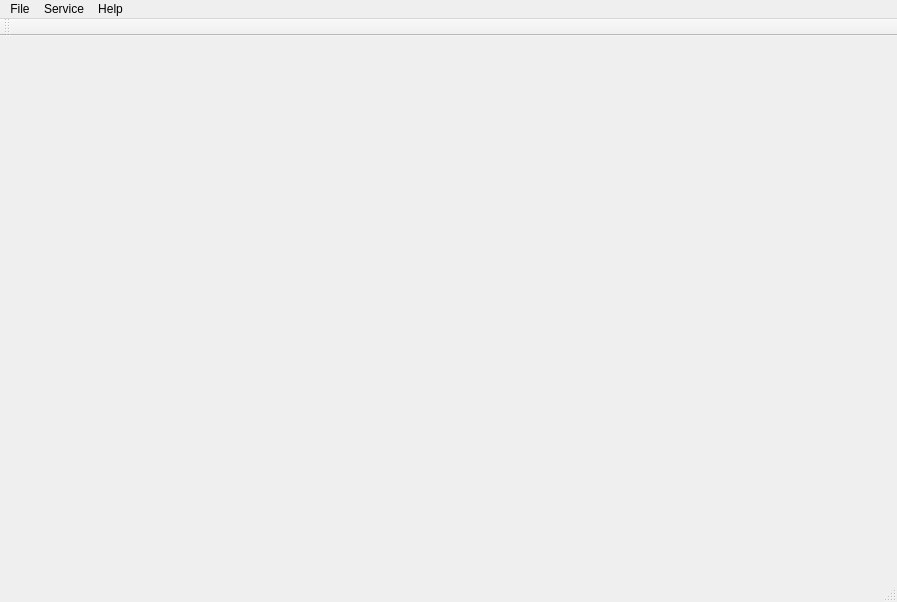
caxapyk/pa-decision, file mainwindow.ui: the form before one commit.
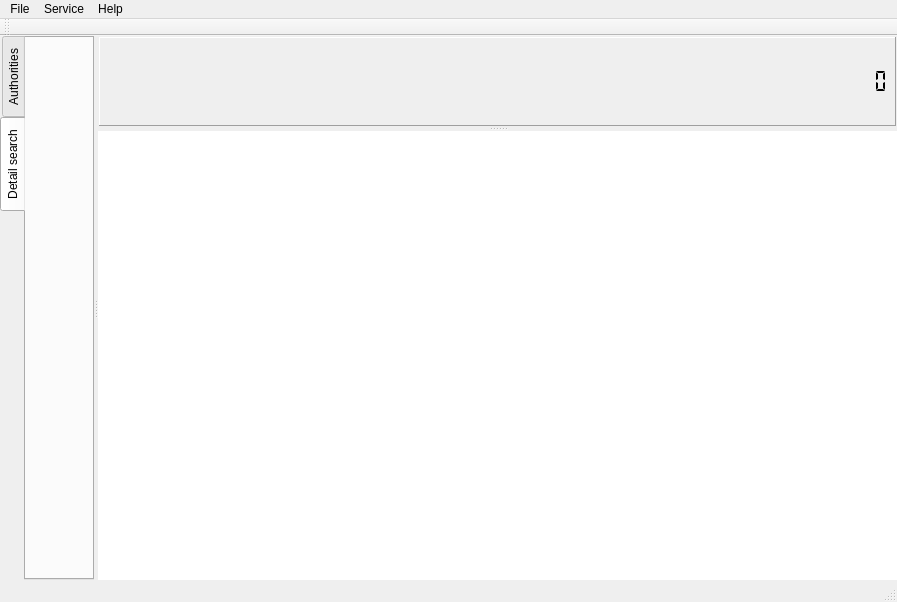
The form after the commit. The open tabs and pages were chosen to show the change. Icons and pictures are not drawn.

Diff of the .ui file:
```diff
--- a/mainwindow.ui
+++ b/mainwindow.ui
@@ -30,7 +30,7 @@
    <enum>QTabWidget::Rounded</enum>
   </property>
   <widget class="QWidget" name="centralwidget">
-   <layout class="QVBoxLayout" name="verticalLayout">
+   <layout class="QVBoxLayout" name="verticalLayout_2">
     <property name="spacing">
      <number>0</number>
     </property>
@@ -48,15 +48,224 @@
     </property>
     <item>
      <widget class="QSplitter" name="splitter_layout">
-      <property name="frameShape">
-       <enum>QFrame::NoFrame</enum>
-      </property>
-      <property name="frameShadow">
-       <enum>QFrame::Plain</enum>
-      </property>
       <property name="orientation">
        <enum>Qt::Horizontal</enum>
       </property>
+      <widget class="QTabWidget" name="tW_leftPanel">
+       <property name="baseSize">
+        <size>
+         <width>3</width>
+         <height>0</height>
+        </size>
+       </property>
+       <property name="tabPosition">
+        <enum>QTabWidget::West</enum>
+       </property>
+       <property name="tabShape">
+        <enum>QTabWidget::Rounded</enum>
+       </property>
+       <property name="currentIndex">
+        <number>0</number>
+       </property>
+       <property name="elideMode">
+        <enum>Qt::ElideNone</enum>
+       </property>
+       <property name="documentMode">
+        <bool>false</bool>
+       </property>
+       <property name="tabBarAutoHide">
+        <bool>false</bool>
+       </property>
+       <widget class="QWidget" name="tab_authorities">
+        <attribute name="icon">
+         <iconset resource="resources.qrc">
+          <normaloff>:/icons/icons/icon-16.png</normaloff>:/icons/icons/icon-16.png</iconset>
+        </attribute>
+        <attribute name="title">
+         <string>Authorities</string>
+        </attribute>
+        <layout class="QVBoxLayout" name="verticalLayout">
+         <property name="spacing">
+          <number>0</number>
+         </property>
+         <property name="leftMargin">
+          <number>0</number>
+         </property>
+         <property name="topMargin">
+          <number>0</number>
+         </property>
+         <property name="rightMargin">
+          <number>0</number>
+         </property>
+         <property name="bottomMargin">
+          <number>0</number>
+         </property>
+        </layout>
+       </widget>
+       <widget class="QWidget" name="tab_search">
+        <attribute name="icon">
+         <iconset resource="resources.qrc">
+          <normaloff>:/icons/icons/search-16.png</normaloff>:/icons/icons/search-16.png</iconset>
+        </attribute>
+        <attribute name="title">
+         <string>Detail search</string>
+        </attribute>
+        <layout class="QVBoxLayout" name="verticalLayout_4">
+         <property name="leftMargin">
+          <number>0</number>
+         </property>
+         <property name="topMargin">
+          <number>0</number>
+         </property>
+         <property name="rightMargin">
+          <number>0</number>
+         </property>
+         <property name="bottomMargin">
+          <number>0</number>
+         </property>
+        </layout>
+       </widget>
+      </widget>
+      <widget class="QSplitter" name="splitter_document">
+       <property name="baseSize">
+        <size>
+         <width>7</width>
+         <height>0</height>
+        </size>
+       </property>
+       <property name="frameShape">
+        <enum>QFrame::NoFrame</enum>
+       </property>
+       <property name="frameShadow">
+        <enum>QFrame::Sunken</enum>
+       </property>
+       <property name="orientation">
+        <enum>Qt::Vertical</enum>
+       </property>
+       <widget class="QWidget" name="verticalLayoutWidget">
+        <layout class="QVBoxLayout" name="vL_data">
+         <property name="spacing">
+          <number>1</number>
+         </property>
+         <property name="leftMargin">
+          <number>1</number>
+         </property>
+         <property name="topMargin">
+          <number>1</number>
+         </property>
+         <property name="rightMargin">
+          <number>1</number>
+         </property>
+         <property name="bottomMargin">
+          <number>1</number>
+         </property>
+         <item>
+          <widget class="QFrame" name="frame_navPanel">
+           <property name="frameShape">
+            <enum>QFrame::Panel</enum>
+           </property>
+           <property name="frameShadow">
+            <enum>QFrame::Raised</enum>
+           </property>
+           <property name="midLineWidth">
+            <number>0</number>
+           </property>
+           <layout class="QHBoxLayout" name="horizontalLayout_2">
+            <property name="spacing">
+             <number>6</number>
+            </property>
+            <property name="leftMargin">
+             <number>6</number>
+            </property>
+            <property name="topMargin">
+             <number>6</number>
+            </property>
+            <property name="rightMargin">
+             <number>6</number>
+            </property>
+            <property name="bottomMargin">
+             <number>6</number>
+            </property>
+            <item>
+             <layout class="QVBoxLayout" name="vL_paginator">
+              <property name="spacing">
+               <number>0</number>
+              </property>
+             </layout>
+            </item>
+            <item>
+             <spacer name="horizontalSpacer">
+              <property name="orientation">
+               <enum>Qt::Horizontal</enum>
+              </property>
+              <property name="sizeHint" stdset="0">
+               <size>
+                <width>40</width>
+                <height>20</height>
+               </size>
+              </property>
+             </spacer>
+            </item>
+            <item>
+             <widget class="QLCDNumber" name="lcdn_counter">
+              <property name="toolTip">
+               <string>Records counter</string>
+              </property>
+              <property name="layoutDirection">
+               <enum>Qt::LeftToRight</enum>
+              </property>
+              <property name="frameShape">
+               <enum>QFrame::NoFrame</enum>
+              </property>
+              <property name="smallDecimalPoint">
+               <bool>false</bool>
+              </property>
+              <property name="segmentStyle">
+               <enum>QLCDNumber::Flat</enum>
+              </property>
+             </widget>
+            </item>
+            <item>
+             <layout class="QHBoxLayout" name="horizontalLayout"/>
+            </item>
+           </layout>
+          </widget>
+         </item>
+        </layout>
+       </widget>
+       <widget class="QWidget" name="widget" native="true">
+        <property name="minimumSize">
+         <size>
+          <width>0</width>
+          <height>280</height>
+         </size>
+        </property>
+        <layout class="QVBoxLayout" name="verticalLayout_3">
+         <property name="spacing">
+          <number>0</number>
+         </property>
+         <property name="leftMargin">
+          <number>0</number>
+         </property>
+         <property name="topMargin">
+          <number>0</number>
+         </property>
+         <property name="rightMargin">
+          <number>0</number>
+         </property>
+         <property name="bottomMargin">
+          <number>0</number>
+         </property>
+         <item>
+          <widget class="QTextBrowser" name="textBrowser">
+           <property name="frameShape">
+            <enum>QFrame::NoFrame</enum>
+           </property>
+          </widget>
+         </item>
+        </layout>
+       </widget>
+      </widget>
      </widget>
     </item>
    </layout>
```
